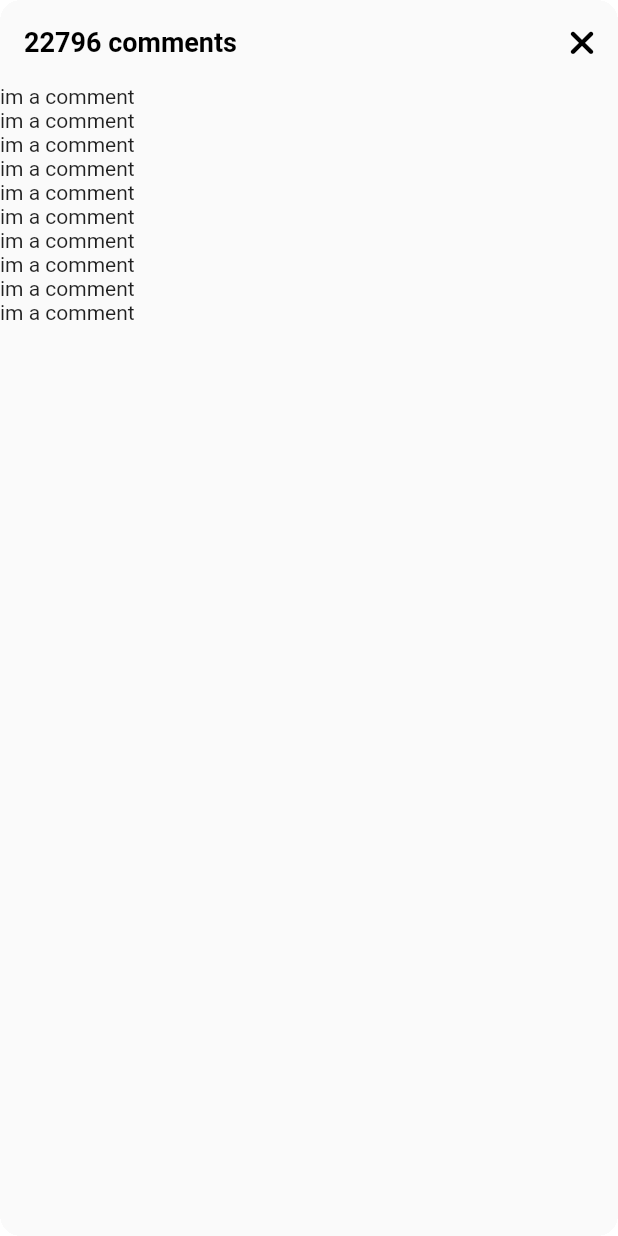
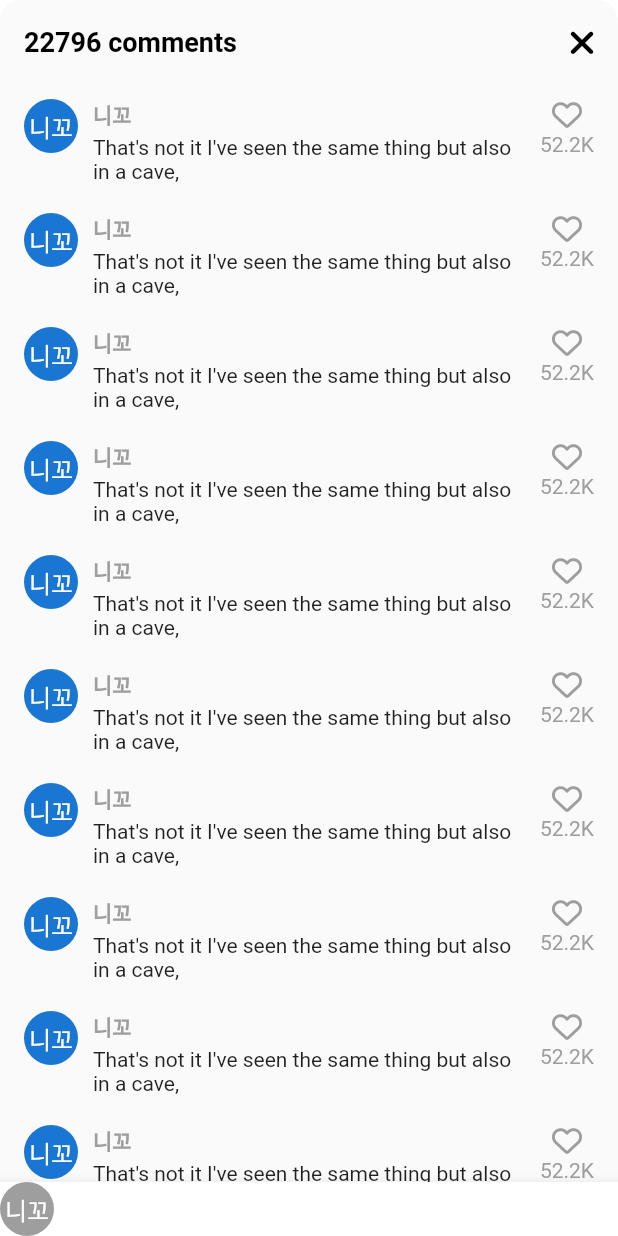
Before and after one commit to doum4811/tiktok_clone, a Flutter app: the VideoComments screen opened directly, on a phone screen of 412 x 824 dp. Run offline on Flutter 3.47's test engine with Material 3 defaults, Android fonts, the phone set to English and light mode, and no system bars; our stand-ins replace font_awesome_flutter, video_player, visibility_detector; network calls fail.

Commit message:
feat: #8.1 Comments

```diff
--- a/lib/features/videos/widgets/video_comments.dart
+++ b/lib/features/videos/widgets/video_comments.dart
@@ -1,6 +1,7 @@
 import 'package:flutter/cupertino.dart';
 import 'package:flutter/material.dart';
 import 'package:font_awesome_flutter/font_awesome_flutter.dart';
+import 'package:tiktok_clone/constants/gaps.dart';
 import 'package:tiktok_clone/constants/sizes.dart';
 
 class VideoComments extends StatefulWidget {
@@ -36,10 +37,64 @@ class _VideoCommentsState extends State<VideoComments> {
             ),
           ],
         ),
-        body: ListView.builder(
+        body: ListView.separated(
+          padding: EdgeInsets.symmetric(
+            vertical: Sizes.size10,
+            horizontal: Sizes.size16,
+          ),
+          separatorBuilder: (context, index) => Gaps.v20,
           itemCount: 10,
-          itemBuilder: (context, index) =>
-              Container(child: Text('im a comment')),
+          itemBuilder: (context, index) => Row(
+            crossAxisAlignment: CrossAxisAlignment.start,
+            children: [
+              CircleAvatar(radius: 18, child: Text("니꼬")),
+              Gaps.h10,
+              Expanded(
+                child: Column(
+                  crossAxisAlignment: CrossAxisAlignment.start,
+                  children: [
+                    Text(
+                      '니꼬',
+                      style: TextStyle(
+                        fontWeight: FontWeight.bold,
+                        fontSize: Sizes.size14,
+                        color: Colors.grey.shade500,
+                      ),
+                    ),
+                    Gaps.v3,
+                    Text(
+                      "That's not it I've seen the same thing but also in a cave,",
+                    ),
+                  ],
+                ),
+              ),
+              Gaps.h10,
+              Column(
+                children: [
+                  FaIcon(
+                    FontAwesomeIcons.heart,
+                    size: Sizes.size20,
+                    color: Colors.grey.shade500,
+                  ),
+                  Gaps.v2,
+                  Text('52.2K', style: TextStyle(color: Colors.grey.shade500)),
+                ],
+              ),
+            ],
+          ),
+        ),
+        bottomNavigationBar: BottomAppBar(
+          color: Colors.white,
+          child: Row(
+            children: [
+              CircleAvatar(
+                radius: 18,
+                backgroundColor: Colors.grey.shade500,
+                foregroundColor: Colors.white,
+                child: Text("니꼬"),
+              ),
+            ],
+          ),
         ),
       ),
     );
```
